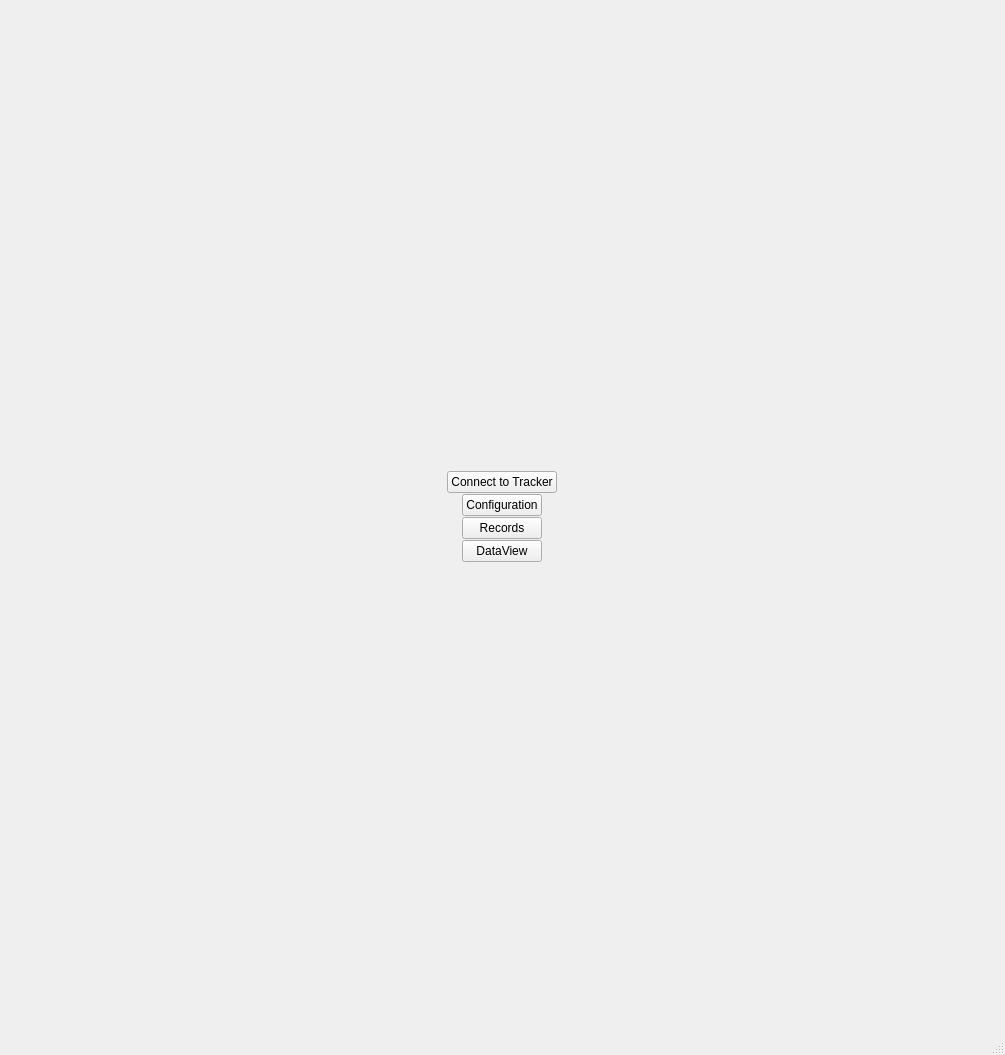
First picture: the form in PyQT/UI/MainWindow.ui, repository zakerl/Capstone_Project, before the edit.
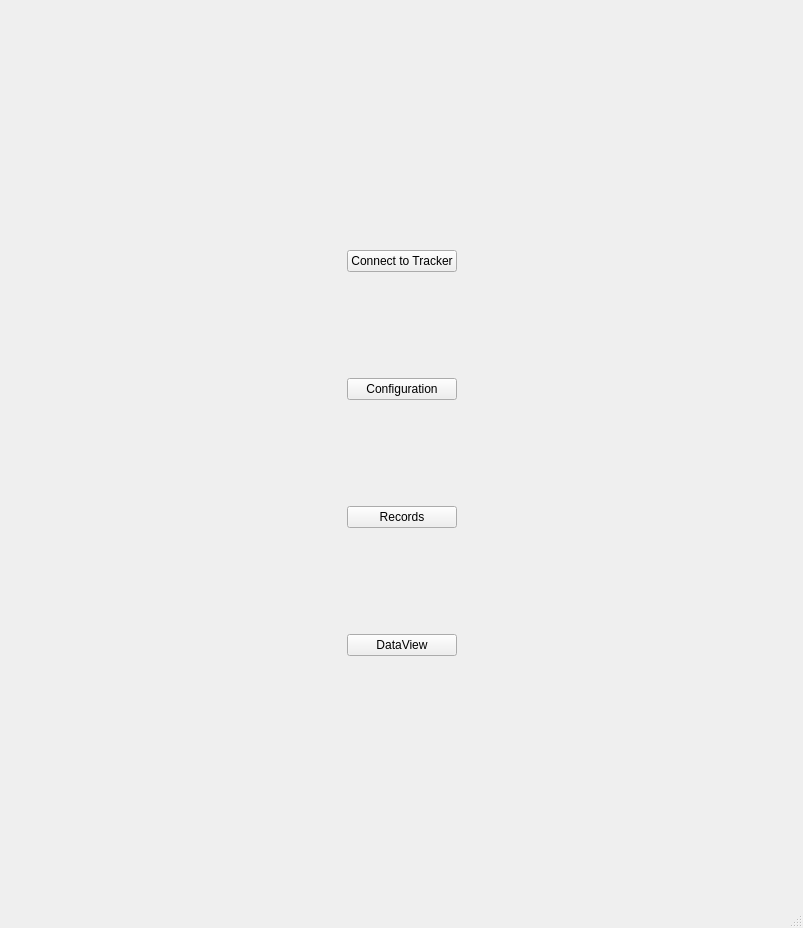
Second picture: the form after the edit.

Commit message: Finished Records window

What changed in the file:
```diff
--- a/PyQT/UI/MainWindow.ui
+++ b/PyQT/UI/MainWindow.ui
@@ -6,51 +6,152 @@
    <rect>
     <x>0</x>
     <y>0</y>
-    <width>1005</width>
-    <height>1055</height>
+    <width>803</width>
+    <height>928</height>
    </rect>
   </property>
   <property name="windowTitle">
    <string>MainWindow</string>
   </property>
   <widget class="QWidget" name="centralwidget">
-   <layout class="QGridLayout" name="gridLayout">
+   <layout class="QGridLayout" name="gridLayout_2">
     <item row="0" column="0">
-     <layout class="QVBoxLayout" name="verticalLayout" stretch="0,0,0,0">
-      <property name="spacing">
-       <number>1</number>
+     <layout class="QGridLayout" name="gridLayout">
+      <property name="verticalSpacing">
+       <number>100</number>
       </property>
-      <property name="sizeConstraint">
-       <enum>QLayout::SetDefaultConstraint</enum>
-      </property>
-      <item alignment="Qt::AlignHCenter">
+      <item row="0" column="0">
+       <spacer name="horizontalSpacer">
+        <property name="orientation">
+         <enum>Qt::Horizontal</enum>
+        </property>
+        <property name="sizeHint" stdset="0">
+         <size>
+          <width>40</width>
+          <height>28</height>
+         </size>
+        </property>
+       </spacer>
+      </item>
+      <item row="0" column="1">
        <widget class="QPushButton" name="pushButton">
         <property name="text">
          <string>Connect to Tracker</string>
         </property>
        </widget>
       </item>
-      <item alignment="Qt::AlignHCenter">
+      <item row="0" column="2">
+       <spacer name="horizontalSpacer_4">
+        <property name="orientation">
+         <enum>Qt::Horizontal</enum>
+        </property>
+        <property name="sizeHint" stdset="0">
+         <size>
+          <width>40</width>
+          <height>28</height>
+         </size>
+        </property>
+       </spacer>
+      </item>
+      <item row="1" column="0">
+       <spacer name="horizontalSpacer_2">
+        <property name="orientation">
+         <enum>Qt::Horizontal</enum>
+        </property>
+        <property name="sizeHint" stdset="0">
+         <size>
+          <width>40</width>
+          <height>28</height>
+         </size>
+        </property>
+       </spacer>
+      </item>
+      <item row="1" column="1">
        <widget class="QPushButton" name="pushButton_2">
         <property name="text">
          <string>Configuration</string>
         </property>
        </widget>
       </item>
-      <item alignment="Qt::AlignHCenter">
+      <item row="1" column="2">
+       <spacer name="horizontalSpacer_5">
+        <property name="orientation">
+         <enum>Qt::Horizontal</enum>
+        </property>
+        <property name="sizeHint" stdset="0">
+         <size>
+          <width>40</width>
+          <height>28</height>
+         </size>
+        </property>
+       </spacer>
+      </item>
+      <item row="2" column="0">
+       <spacer name="horizontalSpacer_3">
+        <property name="orientation">
+         <enum>Qt::Horizontal</enum>
+        </property>
+        <property name="sizeHint" stdset="0">
+         <size>
+          <width>40</width>
+          <height>28</height>
+         </size>
+        </property>
+       </spacer>
+      </item>
+      <item row="2" column="1">
        <widget class="QPushButton" name="pushButton_3">
         <property name="text">
          <string>Records</string>
         </property>
        </widget>
       </item>
-      <item alignment="Qt::AlignHCenter">
+      <item row="2" column="2">
+       <spacer name="horizontalSpacer_7">
+        <property name="orientation">
+         <enum>Qt::Horizontal</enum>
+        </property>
+        <property name="sizeHint" stdset="0">
+         <size>
+          <width>40</width>
+          <height>28</height>
+         </size>
+        </property>
+       </spacer>
+      </item>
+      <item row="3" column="0">
+       <spacer name="horizontalSpacer_6">
+        <property name="orientation">
+         <enum>Qt::Horizontal</enum>
+        </property>
+        <property name="sizeHint" stdset="0">
+         <size>
+          <width>40</width>
+          <height>28</height>
+         </size>
+        </property>
+       </spacer>
+      </item>
+      <item row="3" column="1">
        <widget class="QPushButton" name="pushButton_4">
         <property name="text">
          <string>DataView</string>
         </property>
        </widget>
       </item>
+      <item row="3" column="2">
+       <spacer name="horizontalSpacer_8">
+        <property name="orientation">
+         <enum>Qt::Horizontal</enum>
+        </property>
+        <property name="sizeHint" stdset="0">
+         <size>
+          <width>40</width>
+          <height>28</height>
+         </size>
+        </property>
+       </spacer>
+      </item>
      </layout>
     </item>
    </layout>
```
Left out of the diff: 2 changed lines with no effect on the pictures. The commit also changes 7 other files.
